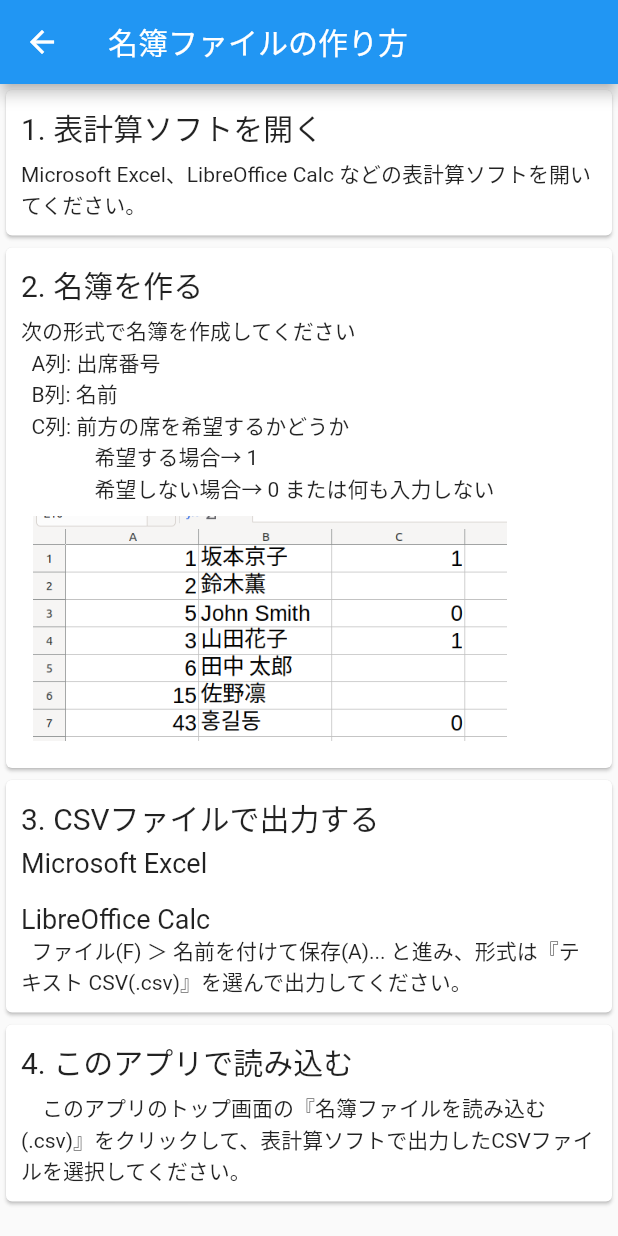
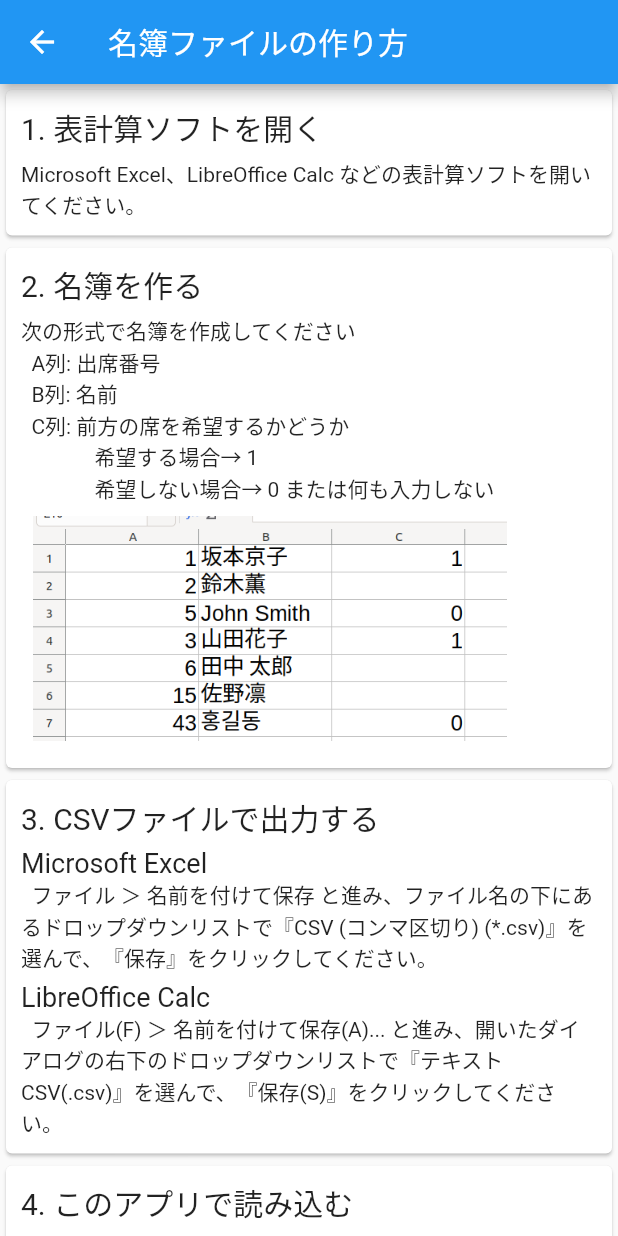
Before and after one commit to black2965/sekigae, a Flutter app: the GuidePage screen opened directly, on a phone screen of 412 x 824 dp. Run offline on Flutter 3.47's test engine with Material 2 defaults, Android fonts, the phone set to English and light mode, and no system bars; our stand-ins replace csv, file_picker, pdf, printing; missing offline and left inert: file_selector.

Commit message:
guide_page のExcelの説明を追加

```diff
--- a/lib/pages/guide_page.dart
+++ b/lib/pages/guide_page.dart
@@ -67,11 +67,12 @@ class GuidePage extends StatelessWidget {
                       Text('Microsoft Excel',
                         style: TextStyle(fontSize: 18),
                       ),
-                      Text('  '),
+                      Text('  ファイル ＞ 名前を付けて保存 と進み、ファイル名の下にあるドロップダウンリストで『CSV (コンマ区切り) (*.csv)』を選んで、『保存』をクリックしてください。'),
+                      SizedBox(height: 5,),
                       Text('LibreOffice Calc',
                         style: TextStyle(fontSize: 18),
                       ),
-                      Text('  ファイル(F) ＞ 名前を付けて保存(A)... と進み、形式は『テキスト CSV(.csv)』を選んで出力してください。'),
+                      Text('  ファイル(F) ＞ 名前を付けて保存(A)... と進み、開いたダイアログの右下のドロップダウンリストで『テキスト CSV(.csv)』を選んで、『保存(S)』をクリックしてください。'),
                     ],
                   ),
                 ),
```
